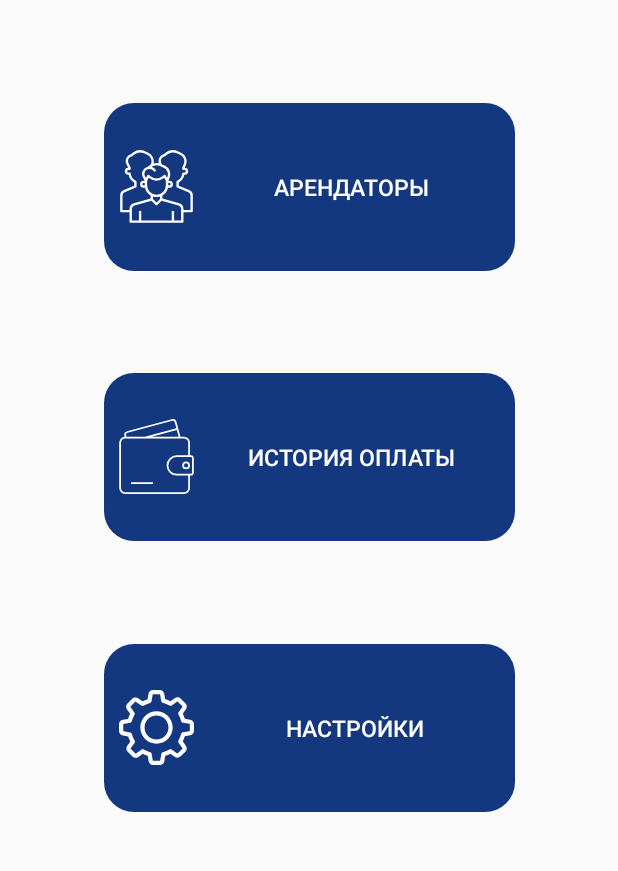
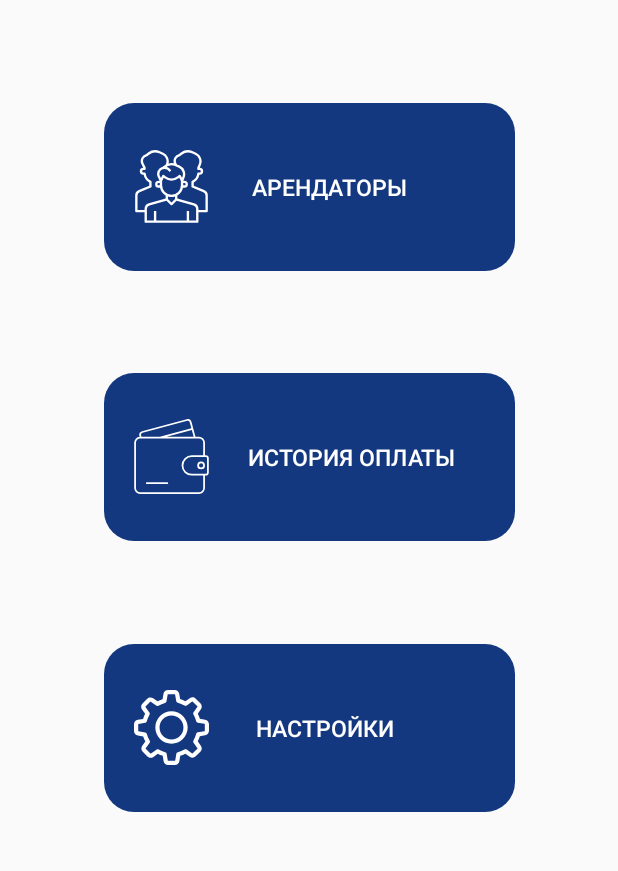
Before and after one commit to ONEPANTSU/one-resident, an Android app: the screen it shows after launch (MainActivity), on a phone screen of 412 x 824 dp, the part 322-1193 px from its top. Run offline under Robolectric (Android 15) with nearby library versions, the phone set to English and light mode, and no system bars.

Commit message:
Front 2.1(text-align)

```diff
--- a/app/src/main/res/layout/activity_main.xml
+++ b/app/src/main/res/layout/activity_main.xml
@@ -15,9 +15,9 @@
         android:onClick="onResidentActivity"
         android:text="Арендаторы "
         android:drawableLeft="@drawable/resident"
-        android:paddingLeft="10dp"
+        android:paddingLeft="20dp"
+        android:drawablePadding="-40dp"
         android:textSize="15dp"
-
         android:textColor="@color/white"
         app:layout_constraintBottom_toTopOf="@+id/historyButton"
         app:layout_constraintEnd_toEndOf="parent"
@@ -34,16 +34,18 @@
         android:onClick="onHistoryActivity"
         android:text="История оплаты "
         android:textSize="15dp"
+        android:paddingLeft="20dp"
         android:backgroundTint="@color/defolt"
         android:background="@drawable/round_style"
         android:textColor="@color/white"
         android:drawableLeft="@drawable/history_payment"
-        android:paddingLeft="10dp"
         app:layout_constraintBottom_toTopOf="@+id/settingsButton"
         app:layout_constraintEnd_toEndOf="parent"
         app:layout_constraintHorizontal_bias="0.5"
         app:layout_constraintStart_toStartOf="parent"
-        app:layout_constraintTop_toBottomOf="@+id/residentButton" />
+        app:layout_constraintTop_toBottomOf="@+id/residentButton"
+        android:drawablePadding="-10dp"
+        />
 
     <Button
         android:id="@+id/settingsButton"
@@ -54,9 +56,9 @@
         android:backgroundTint="@color/defolt"
         android:background="@drawable/round_style"
         android:textColor="@color/white"
-
+        android:drawablePadding="-50dp"
         android:drawableLeft="@drawable/settings"
-        android:paddingLeft="10dp"
+        android:paddingLeft="20dp"
         android:textSize="15dp"
         app:layout_constraintBottom_toBottomOf="parent"
         app:layout_constraintEnd_toEndOf="parent"
```
